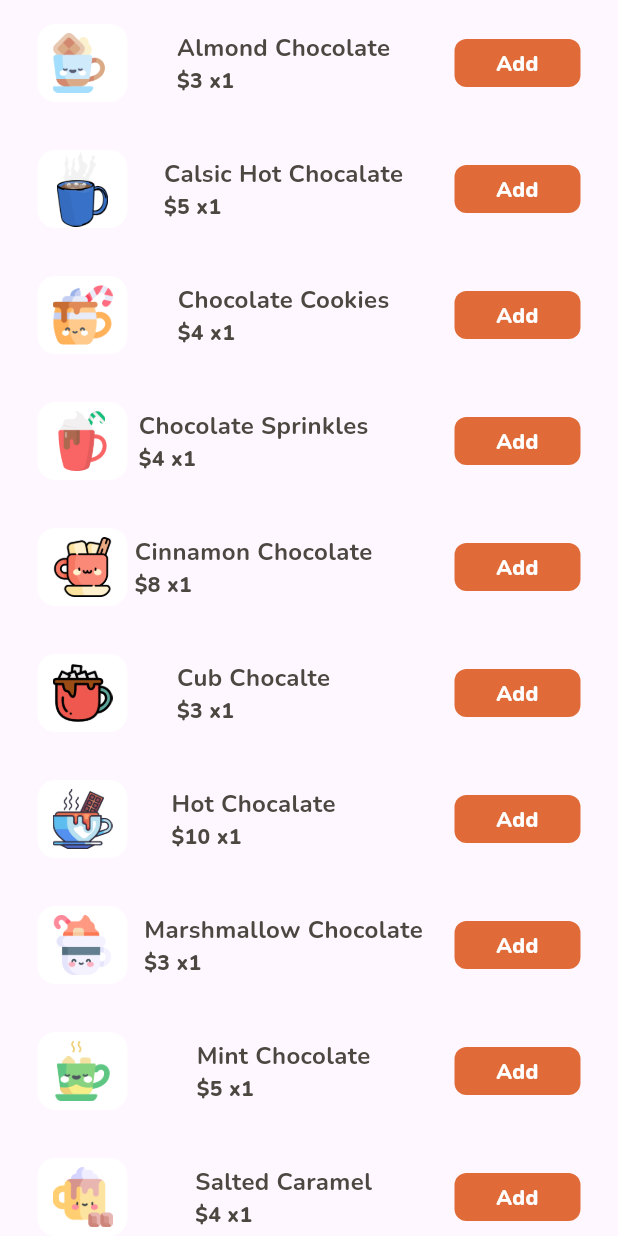
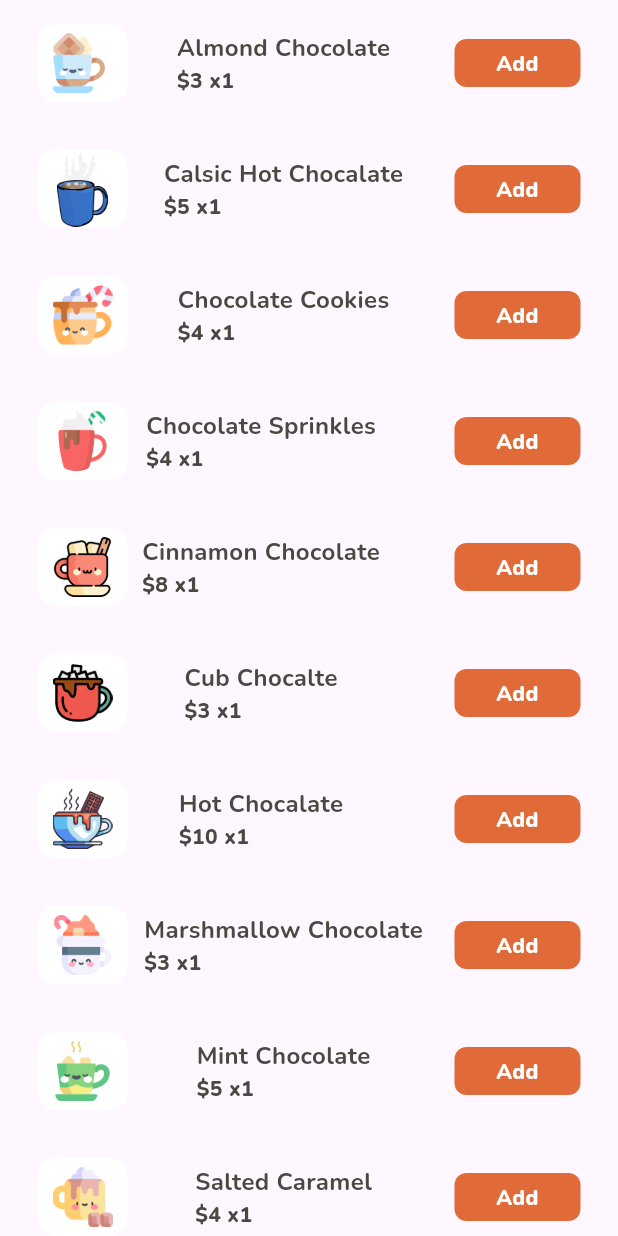
Before and after one commit to Mahmoud-ElShorbagy/candy_buy, a Flutter app: the HotChocolatePageView widget shown alone on an empty page, opened directly, on a phone screen of 412 x 824 dp. Run offline on Flutter 3.47's test engine with Material 3 defaults, Android fonts, the phone set to English and light mode, and no system bars; our stand-ins replace cloud_firestore, firebase_auth, firebase_core, flutter_bloc, flutter_svg; accounts and stored records are empty.

Commit message:
edit margin

```diff
--- a/lib/views/view_candy/hot_chocolate_page/veiw.dart
+++ b/lib/views/view_candy/hot_chocolate_page/veiw.dart
@@ -51,7 +51,7 @@ class HotChocolatePageView extends StatelessWidget {
                       height: product.height),
                   ProductDetails(
                       margin: index >= 3 && index <= 6
-                          ? EdgeInsets.only(right: 50)
+                          ? EdgeInsets.only(right: 40)
                           : EdgeInsets.only(right: 10),
                       title: product.name,
                       price: product.price),
```
